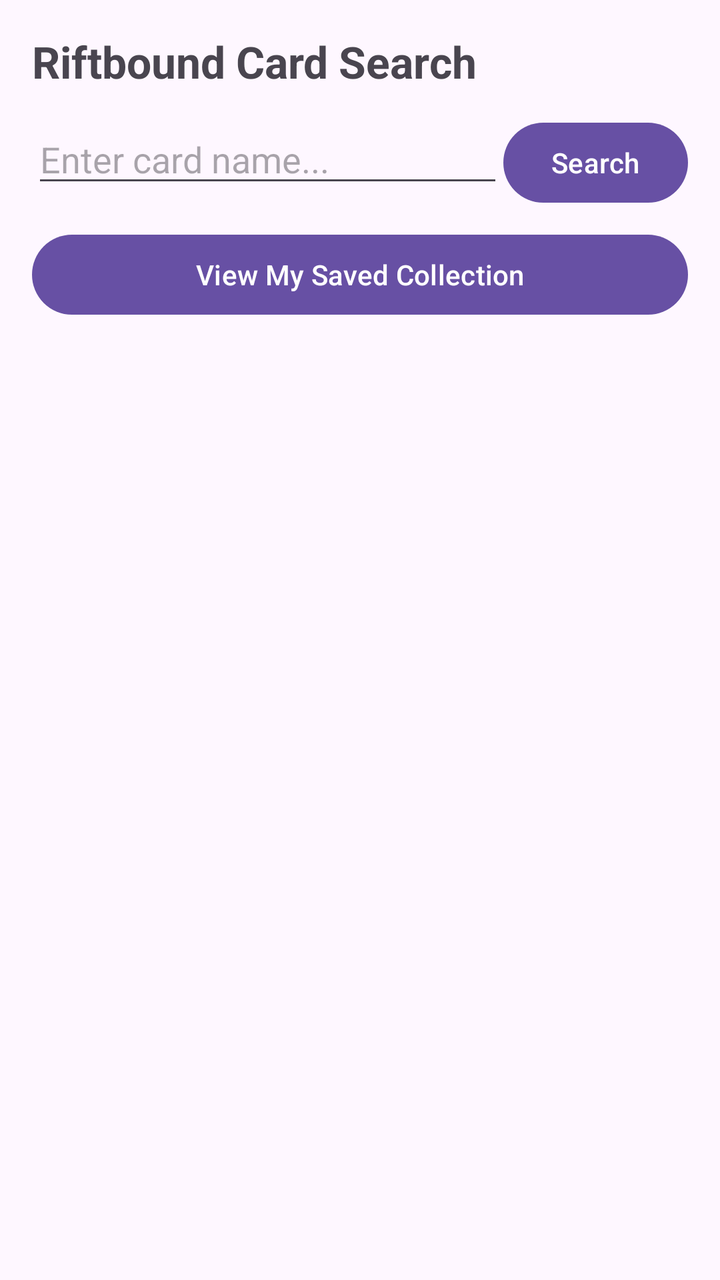
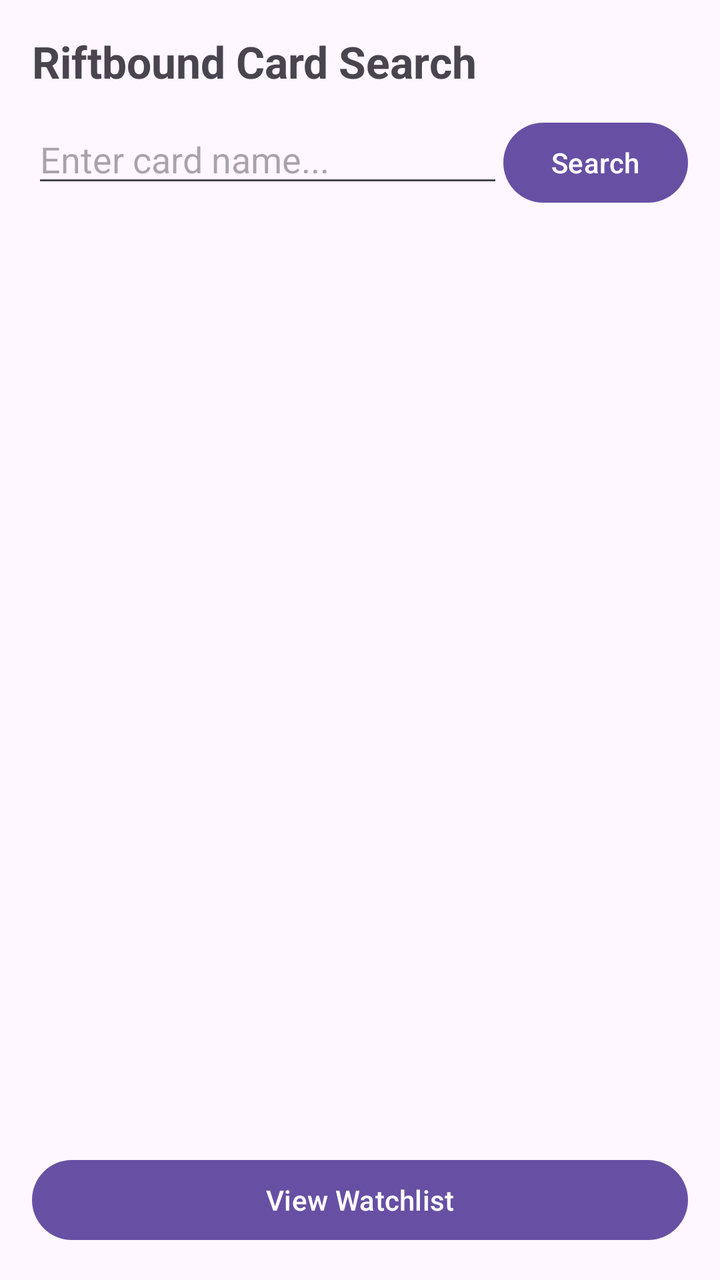

Before-and-after screenshots of an Android layout around one commit, followed by the original layout XML and the change that was made.
<!-- AndroidManifest.xml: application theme Theme.TCGTracker -->
<!-- res/layout/activity_main.xml -->
<?xml version="1.0" encoding="utf-8"?>
<LinearLayout xmlns:android="http://schemas.android.com/apk/res/android"
    android:layout_width="match_parent"
    android:layout_height="match_parent"
    android:orientation="vertical"
    android:padding="16dp">

    <TextView
        android:layout_width="wrap_content"
        android:layout_height="wrap_content"
        android:text="Riftbound Card Search"
        android:textSize="22sp"
        android:textStyle="bold"
        android:layout_marginBottom="12dp" />

    <LinearLayout
        android:layout_width="match_parent"
        android:layout_height="wrap_content"
        android:orientation="horizontal">

        <EditText
            android:id="@+id/etSearchQuery"
            android:layout_width="0dp"
            android:layout_height="wrap_content"
            android:layout_weight="1"
            android:hint="Enter card name..."
            android:inputType="text" />

        <Button
            android:id="@+id/btnSearch"
            android:layout_width="wrap_content"
            android:layout_height="wrap_content"
            android:text="Search" />
    </LinearLayout>

    <Button
        android:id="@+id/btnGoToWatchlist"
        android:layout_width="match_parent"
        android:layout_height="wrap_content"
        android:layout_marginTop="8dp"
        android:text="View My Saved Collection" />

    <androidx.recyclerview.widget.RecyclerView
        android:id="@+id/rvCards"
        android:layout_width="match_parent"
        android:layout_height="0dp"
        android:layout_weight="1"
        android:layout_marginTop="12dp" />

</LinearLayout>
<!-- resources referenced by this layout -->
<resources>
  <style name="Theme.TCGTracker" parent="Base.Theme.TCGTracker" />
  <style name="Base.Theme.TCGTracker" parent="Theme.Material3.DayNight.NoActionBar">
          
          
      </style>
</resources>

<!-- the commit's change to res/layout/activity_main.xml (unified diff, before → after) -->
@@ -33,13 +33,6 @@
             android:text="Search" />
     </LinearLayout>
 
-    <Button
-        android:id="@+id/btnGoToWatchlist"
-        android:layout_width="match_parent"
-        android:layout_height="wrap_content"
-        android:layout_marginTop="8dp"
-        android:text="View My Saved Collection" />
-
     <androidx.recyclerview.widget.RecyclerView
         android:id="@+id/rvCards"
         android:layout_width="match_parent"
@@ -47,4 +40,11 @@
         android:layout_weight="1"
         android:layout_marginTop="12dp" />
 
+    <Button
+        android:id="@+id/btnOpenWatchlist"
+        android:layout_width="match_parent"
+        android:layout_height="wrap_content"
+        android:layout_marginTop="8dp"
+        android:text="View Watchlist" />
+
 </LinearLayout>
